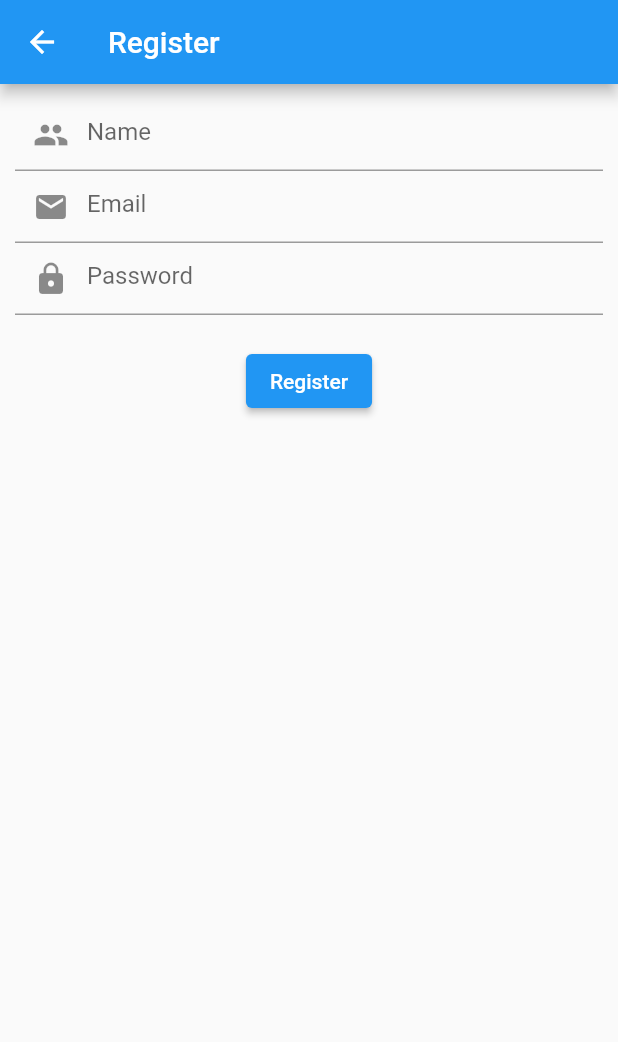
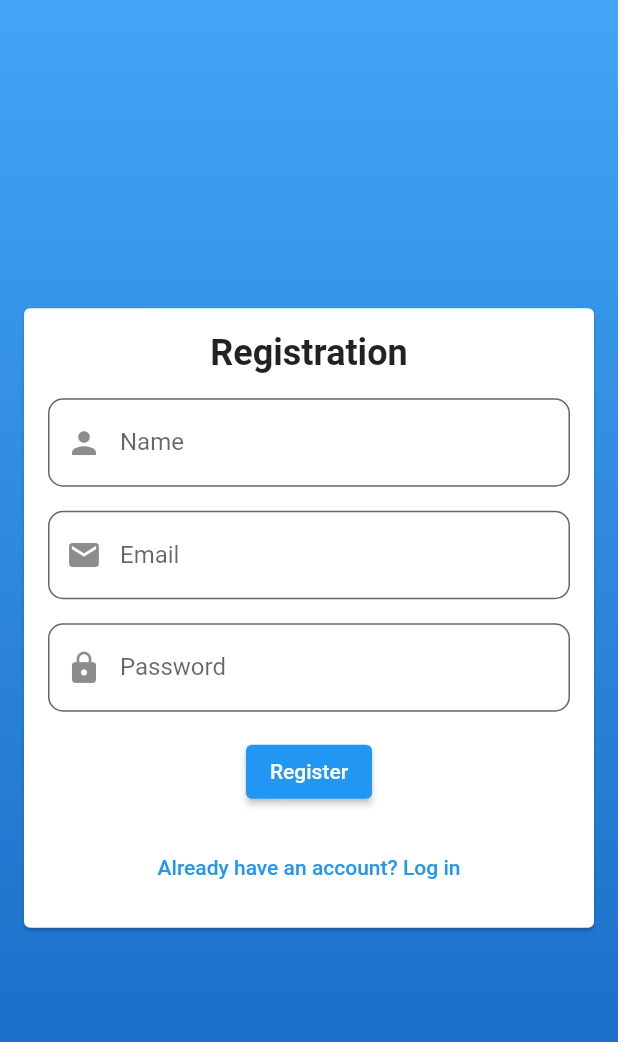
Before and after one commit to rfssu/B8_BiTra, a Flutter app: the RegisterPage screen opened directly, on a phone screen of 412 x 824 dp. Shown: the top 1042 px of the screen. Run offline on Flutter 3.47's test engine with Material 2 defaults, Android fonts, the light colour scheme and no system bars; our stand-ins replace cloud_firestore, convex_bottom_bar, firebase_auth; accounts and stored records are empty.

Commit message:
membuat halaman register

```diff
--- a/lib/View/registerpage.dart
+++ b/lib/View/registerpage.dart
@@ -21,31 +21,61 @@ class _RegisterPageState extends State<RegisterPage> {
   @override
   Widget build(BuildContext context) {
     return Scaffold(
-      appBar: AppBar(
-        title: const Text('Register'),
+      body: Container(
+        decoration: BoxDecoration(
+          gradient: LinearGradient(
+            begin: Alignment.topCenter,
+            end: Alignment.bottomCenter,
+            colors: [
+              Colors.blue.shade400,
+              Colors.blue.shade800,
+            ],
           ),
-      body: SafeArea(
+        ),
+        child: Center(
+          child: Card(
+            margin: EdgeInsets.all(16),
             child: Padding(
-          padding: const EdgeInsets.all(10.0),
+              padding: EdgeInsets.all(16),
               child: Form(
               key: formkey,
               child: Column(
+                mainAxisSize: MainAxisSize.min,
                 children: [
+                  Text(
+                    'Registration',
+                    style: TextStyle(
+                      fontSize: 24,
+                      fontWeight: FontWeight.bold,
+                    ),
+                  ),
+                  SizedBox(height: 16),
                   TextFormField(
-                  decoration: const InputDecoration(
-                    prefixIcon: Icon(Icons.people),
-                    hintText: 'Name',
+                    decoration: InputDecoration(
+                      filled: true,
+                      fillColor: Colors.white,
+                      prefixIcon: Icon(Icons.person),
+                      labelText: 'Name',
+                      border: OutlineInputBorder(
+                        borderRadius: BorderRadius.circular(10),
+                      ),
                     ),
                     onChanged: (value) => userName = value,
                   ),
+                  SizedBox(height: 16),
                   TextFormField(
-                  decoration: const InputDecoration(
+                    decoration: InputDecoration(
+                      filled: true,
+                      fillColor: Colors.white,
                       prefixIcon: Icon(Icons.email),
-                    hintText: 'Email',
+                      labelText: 'Email',
+                      border: OutlineInputBorder(
+                        borderRadius: BorderRadius.circular(10),
+                      ),
                     ),
                     onChanged: (value) => email = value,
                     validator: (value) {
-                    if (value == null ) {
+                      if (value == null || value.isEmpty) {
                         return 'Please enter your email';
                       }
                       if (!RegExp(r'^[\w-\.]+@([\w-]+\.)+[\w-]{2,4}$')
@@ -55,17 +85,21 @@ class _RegisterPageState extends State<RegisterPage> {
                       return null;
                     },
                   ),
+                  SizedBox(height: 16),
                   TextFormField(
                     obscureText: true,
-                  decoration: const InputDecoration(
+                    decoration: InputDecoration(
+                      filled: true,
+                      fillColor: Colors.white,
                       prefixIcon: Icon(Icons.lock),
-                    hintText: 'Password',
+                      labelText: 'Password',
+                      border: OutlineInputBorder(
+                        borderRadius: BorderRadius.circular(10),
+                      ),
                     ),
                     onChanged: (value) => password = value,
                   ),
-                const SizedBox(
-                  height: 20,
-                ),
+                  SizedBox(height: 16),
                   ElevatedButton(
                   child: const Text('Register'),
                   onPressed: () async {
@@ -127,7 +161,21 @@ class _RegisterPageState extends State<RegisterPage> {
                     }
                   },
                 ),
+
+                  SizedBox(height: 16),
+                  TextButton(
+                    onPressed: () {
+                                    Navigator.push(
+                                        context,
+                                        MaterialPageRoute(
+                                            builder: (context) =>
+                                                LoginPage()));
+                                  },
+                    child: Text('Already have an account? Log in'),
+                  ),
                 ],
+              ),
+            ),
             ),
           ),
         ),
```
Lines whose indentation alone changed are shown as unchanged.
